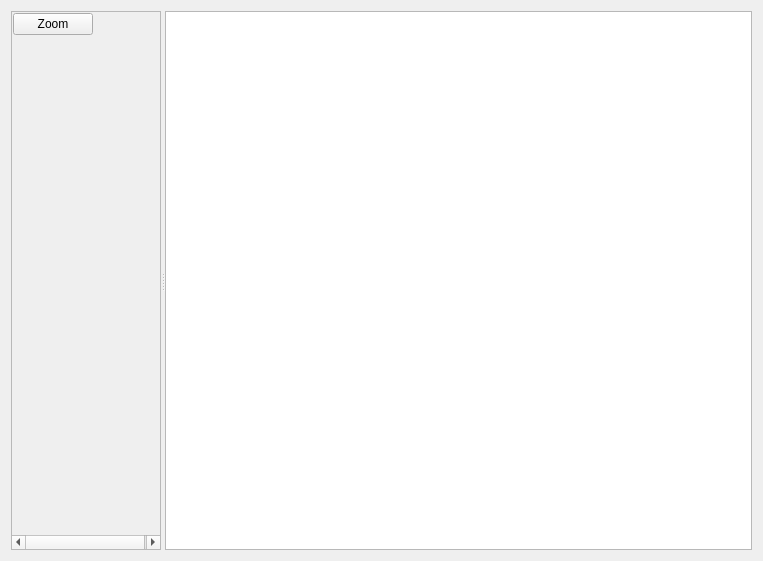
This is src/WhiskerToolbox/Media_Widget/Media_Widget.ui in paulmthompson/WhiskerToolbox as Qt 5 draws it before an edit. The edited form follows.
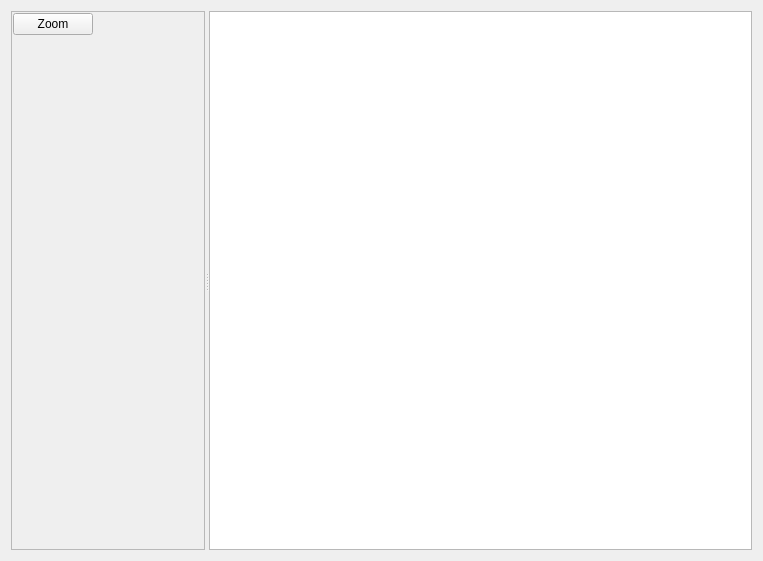
This is the edited form. Custom widgets are drawn as their Qt base class.

Commit message: Checkbox & Table resizing stuff

Patch:
```diff
--- a/src/WhiskerToolbox/Media_Widget/Media_Widget.ui
+++ b/src/WhiskerToolbox/Media_Widget/Media_Widget.ui
@@ -37,7 +37,7 @@
       </property>
       <property name="minimumSize">
        <size>
-        <width>150</width>
+        <width>180</width>
         <height>0</height>
        </size>
       </property>
@@ -64,7 +64,7 @@
         <rect>
          <x>0</x>
          <y>0</y>
-         <width>150</width>
+         <width>180</width>
          <height>524</height>
         </rect>
        </property>
@@ -76,7 +76,7 @@
        </property>
        <property name="minimumSize">
         <size>
-         <width>150</width>
+         <width>180</width>
          <height>0</height>
         </size>
        </property>
@@ -122,7 +122,7 @@
           </property>
           <property name="minimumSize">
            <size>
-            <width>140</width>
+            <width>190</width>
             <height>0</height>
            </size>
           </property>
```
The commit also changes 3 other files.
